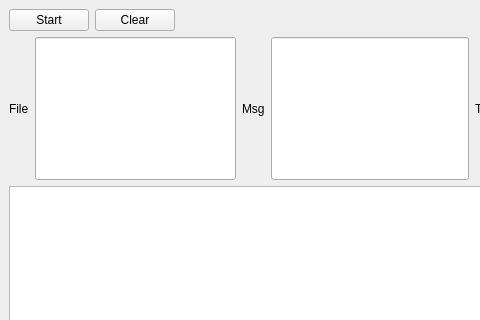
Above: mainwindow.ui from truongnguyen4/tool-log before the change; both pictures show x 0 to 480 and y 0 to 320 of the 1177 by 714 pixel window. Below: the same form after it.
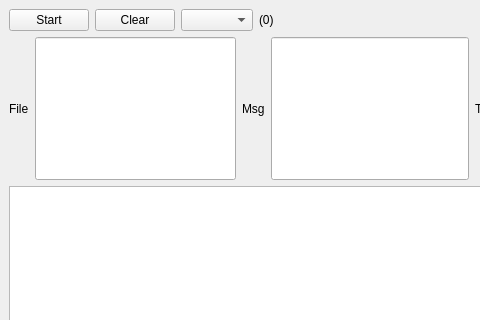
That is the form after the change.

Diff of the .ui file:
```diff
--- a/mainwindow.ui
+++ b/mainwindow.ui
@@ -50,6 +50,16 @@
             </property>
            </widget>
           </item>
+          <item>
+           <widget class="QComboBox" name="device_ids"/>
+          </item>
+          <item>
+           <widget class="QLabel" name="devices">
+            <property name="text">
+             <string>(0)</string>
+            </property>
+           </widget>
+          </item>
           <item>
            <spacer name="horizontalSpacer">
             <property name="focusPolicy">
```
